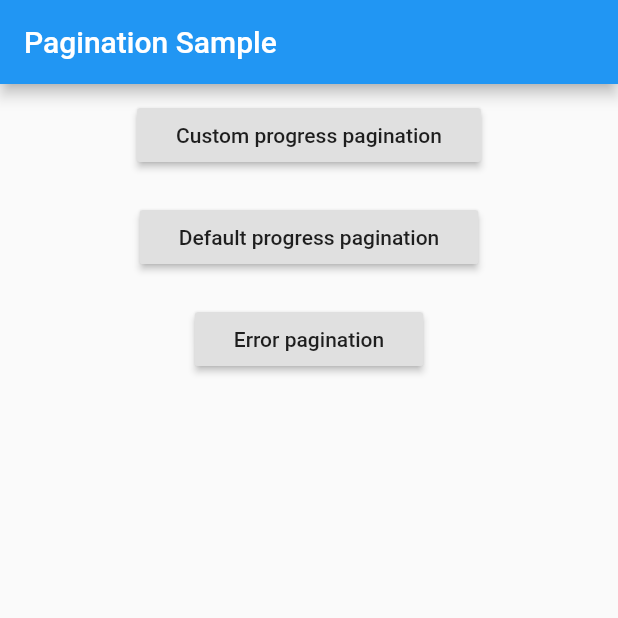
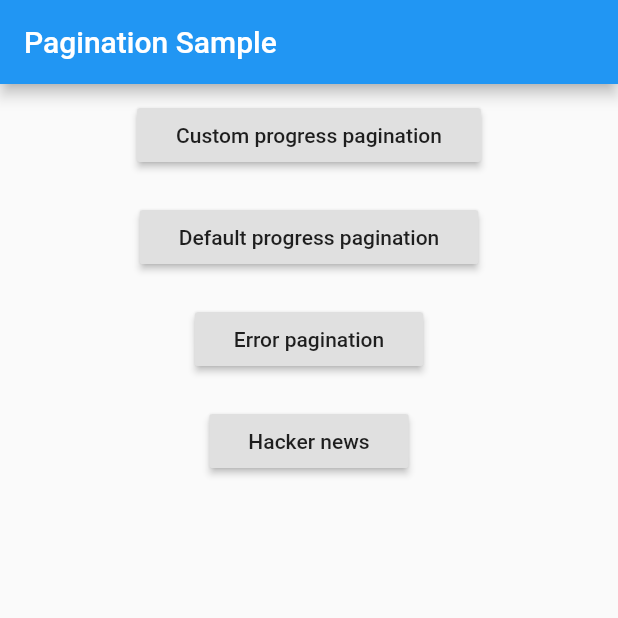
Before and after one commit to akashMehta-STL/FlutterPaginationHelper, a Flutter app: the screen it shows after launch, on a phone screen of 412 x 824 dp, the top half of it. Run offline on Flutter 3.47's test engine with Material 2 defaults, Android fonts, the phone set to English and light mode, and no system bars; our stand-ins replace rxdart; generated files the repository leaves out were written again.

Commit message:
Migrate hacker rank api.

```diff
--- /dev/null
+++ b/lib/demo/hackerNewsIntegration/news_response.dart
@@ -0,0 +1,36 @@
+import 'package:json_annotation/json_annotation.dart';
+
+part 'news_response.g.dart';
+/*
+ * run
+ * flutter packages pub run build_runner build
+ * to auto generate model file
+ */
+
+@JsonSerializable()
+class NewsResponseItem {
+  final String by;
+  final int descendants;
+  final int id;
+  final int score;
+  final int time;
+  final String title;
+  final String type;
+  final String url;
+
+  NewsResponseItem(this.by, this.descendants, this.id, this.score, this.time,
+      this.title, this.type, this.url);
+
+  factory NewsResponseItem.fromJson(Map jsonMap) =>
+      _$NewsResponseItemFromJson(jsonMap);
+
+  Map<String, dynamic> toJson() => _$NewsResponseItemToJson(this);
+}
+
+class NewsResponseApiModel {
+  final bool isLoading;
+  final List<NewsResponseItem> idList;
+  final String error;
+
+  NewsResponseApiModel(this.isLoading, this.idList, this.error);
+}
--- a/lib/demo/main.dart
+++ b/lib/demo/main.dart
@@ -1,6 +1,7 @@
 import 'package:flutter/material.dart';
 import 'package:flutter_pagination_helper/demo/custom_progress_pagination.dart';
 import 'package:flutter_pagination_helper/demo/default_progress_pagination.dart';
+import 'package:flutter_pagination_helper/demo/hackerNewsIntegration/news_home.dart';
 import 'package:flutter_pagination_helper/demo/pagination_error.dart';
 
 void main() => runApp(MyApp());
@@ -8,6 +9,7 @@ void main() => runApp(MyApp());
 const DEFAULT_PROGRESS_PAGINATION = 0;
 const CUSTOM_PROGRESS_PAGINATION = 1;
 const ERROR_PAGINATION = 2;
+const HACKER_NEWS = 3;
 
 class MyApp extends StatelessWidget {
   // This widget is the root of your application.
@@ -23,44 +25,12 @@ class MyApp extends StatelessWidget {
             body: Center(
               child: Column(
                 children: <Widget>[
-                  Padding(
-                    padding: EdgeInsets.all(10),
-                    child: RaisedButton(
-                      onPressed: () {
-                        navigateToPagination(
-                            context, CUSTOM_PROGRESS_PAGINATION);
-                      },
-                      child: Padding(
-                        padding: EdgeInsets.all(10),
-                        child: Text("Custom progress pagination"),
-                      ),
-                    ),
-                  ),
-                  Padding(
-                    padding: EdgeInsets.all(10),
-                    child: RaisedButton(
-                      onPressed: () {
-                        navigateToPagination(
-                            context, DEFAULT_PROGRESS_PAGINATION);
-                      },
-                      child: Padding(
-                        padding: EdgeInsets.all(10),
-                        child: Text("Default progress pagination"),
-                      ),
-                    ),
-                  ),
-                  Padding(
-                    padding: EdgeInsets.all(10),
-                    child: RaisedButton(
-                      onPressed: () {
-                        navigateToPagination(context, ERROR_PAGINATION);
-                      },
-                      child: Padding(
-                        padding: EdgeInsets.all(10),
-                        child: Text("Error pagination"),
-                      ),
-                    ),
-                  ),
+                  PaginationButton(
+                      "Custom progress pagination", CUSTOM_PROGRESS_PAGINATION),
+                  PaginationButton("Default progress pagination",
+                      DEFAULT_PROGRESS_PAGINATION),
+                  PaginationButton("Error pagination", ERROR_PAGINATION),
+                  PaginationButton("Hacker news", HACKER_NEWS),
                 ],
               ),
             ),
@@ -69,16 +39,42 @@ class MyApp extends StatelessWidget {
       ),
     );
   }
+}
 
-  void navigateToPagination(BuildContext context, int page) {
+class PaginationButton extends StatelessWidget {
+  final String title;
+  final int page;
+
+  PaginationButton(this.title, this.page);
+
+  @override
+  Widget build(BuildContext context) {
+    return Padding(
+      padding: EdgeInsets.all(10),
+      child: RaisedButton(
+        onPressed: () {
+          _navigateToPagination(context, page);
+        },
+        child: Padding(
+          padding: EdgeInsets.all(10),
+          child: Text(title),
+        ),
+      ),
+    );
+  }
+
+  void _navigateToPagination(BuildContext context, int page) {
     Navigator.of(context)
         .push(MaterialPageRoute(builder: (BuildContext context) {
-      if (page == DEFAULT_PROGRESS_PAGINATION) {
-        return DefaultProgressWidget();
-      } else if (page == CUSTOM_PROGRESS_PAGINATION) {
-        return CustomProgressWidget();
-      } else {
-        return PaginationErrorWidget();
+      switch (page) {
+        case DEFAULT_PROGRESS_PAGINATION:
+          return DefaultProgressWidget();
+        case CUSTOM_PROGRESS_PAGINATION:
+          return CustomProgressWidget();
+        case ERROR_PAGINATION:
+          return PaginationErrorWidget();
+        case HACKER_NEWS:
+          return NewsHomeWidget();
       }
     }));
   }
--- a/pubspec.yaml
+++ b/pubspec.yaml
@@ -27,8 +27,11 @@ dependencies:
   # The following adds the Cupertino Icons font to your application.
   # Use with the CupertinoIcons class for iOS style icons.
   cupertino_icons: ^0.1.2
+  rxdart : 0.19.0
+  http: 0.12.0
 
 dev_dependencies:
+  json_serializable: ^2.0.0
   flutter_test:
     sdk: flutter
 
```
Also changed, not shown: lib/demo/hackerNewsIntegration/circular_progress_indicator.dart (added, +17 -0 lines), lib/demo/hackerNewsIntegration/error_text_widget.dart (added, +17 -0 lines), lib/demo/hackerNewsIntegration/hacker_news_list.dart (added, +91 -0 lines), lib/demo/hackerNewsIntegration/news_home.dart (added, +29 -0 lines), lib/demo/hackerNewsIntegration/news_ids_list.dart (added, +27 -0 lines), lib/demo/hackerNewsIntegration/news_list_bloc.dart (added, +91 -0 lines), lib/demo/hackerNewsIntegration/news_list_item.dart (added, +44 -0 lines), lib/demo/hackerNewsIntegration/news_ids_list.g.dart (added), lib/demo/hackerNewsIntegration/news_response.g.dart (added).
